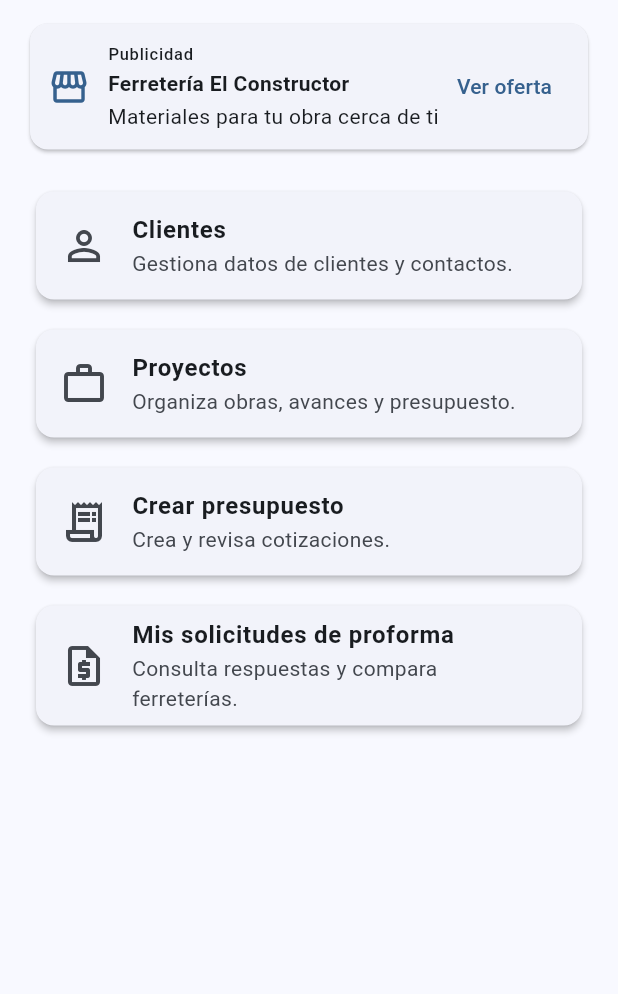
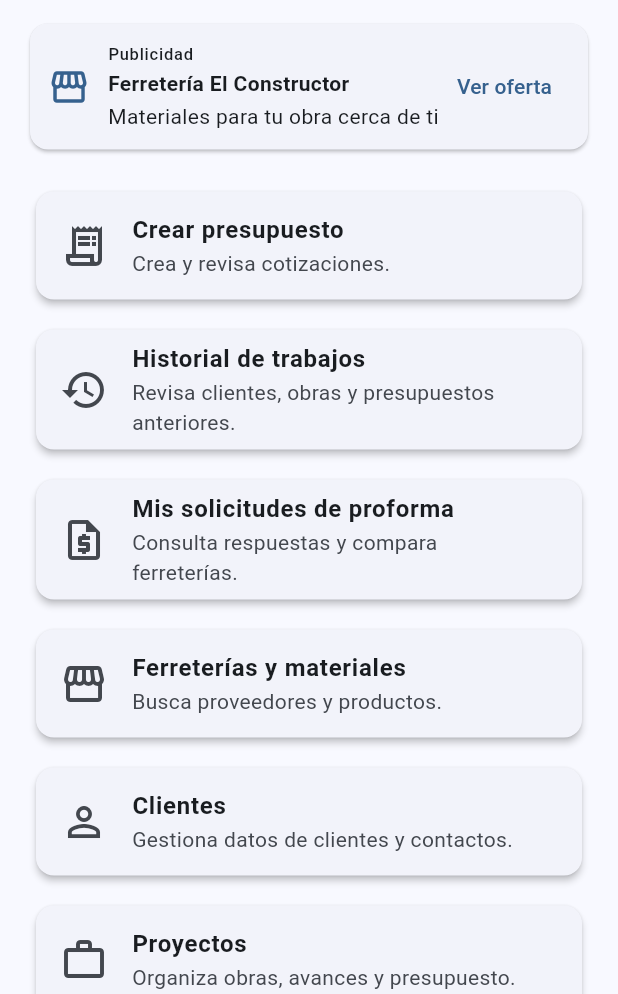
Before and after one commit to Proyectochau/chaupi_master, a Flutter app: the DashboardPage screen opened directly, on a phone screen of 412 x 824 dp, the part 242-1236 px from its top. Run offline on Flutter 3.47's test engine with Material 3 defaults, Android fonts, the phone set to English and light mode, and no system bars; our stand-ins replace image_picker, pdf, printing, shared_preferences; accounts and stored records are empty.

Commit message:
Conecta historial y ferreterias en panel maestro

```diff
--- a/lib/main.dart
+++ b/lib/main.dart
@@ -578,18 +578,6 @@ class DashboardPage extends StatelessWidget {
             const TestAdBanner(compact: true),
             const SizedBox(height: 24),
             _ActionCard(
-              icon: Icons.person_outline,
-              title: 'Clientes',
-              subtitle: 'Gestiona datos de clientes y contactos.',
-            ),
-            const SizedBox(height: 12),
-            _ActionCard(
-              icon: Icons.work_outline,
-              title: 'Proyectos',
-              subtitle: 'Organiza obras, avances y presupuesto.',
-            ),
-            const SizedBox(height: 12),
-            _ActionCard(
               icon: Icons.receipt_long_outlined,
               title: 'Crear presupuesto',
               subtitle: 'Crea y revisa cotizaciones.',
@@ -597,6 +585,20 @@ class DashboardPage extends StatelessWidget {
                 Navigator.push(
                   context,
                   MaterialPageRoute(builder: (_) => const CreateBudgetPage()),
+                );
+              },
+            ),
+            const SizedBox(height: 12),
+            _ActionCard(
+              icon: Icons.history_outlined,
+              title: 'Historial de trabajos',
+              subtitle: 'Revisa clientes, obras y presupuestos anteriores.',
+              onTap: () {
+                Navigator.push(
+                  context,
+                  MaterialPageRoute(
+                    builder: (_) => const HistorialTrabajosPage(),
+                  ),
                 );
               },
             ),
@@ -613,6 +615,30 @@ class DashboardPage extends StatelessWidget {
                   ),
                 );
               },
+            ),
+            const SizedBox(height: 12),
+            _ActionCard(
+              icon: Icons.storefront_outlined,
+              title: 'Ferreterías y materiales',
+              subtitle: 'Busca proveedores y productos.',
+              onTap: () {
+                Navigator.push(
+                  context,
+                  MaterialPageRoute(builder: (_) => const FerreteriasPage()),
+                );
+              },
+            ),
+            const SizedBox(height: 12),
+            _ActionCard(
+              icon: Icons.person_outline,
+              title: 'Clientes',
+              subtitle: 'Gestiona datos de clientes y contactos.',
+            ),
+            const SizedBox(height: 12),
+            _ActionCard(
+              icon: Icons.work_outline,
+              title: 'Proyectos',
+              subtitle: 'Organiza obras, avances y presupuesto.',
             ),
           ],
         ),
```
Also changed, not shown: 1 other file.
